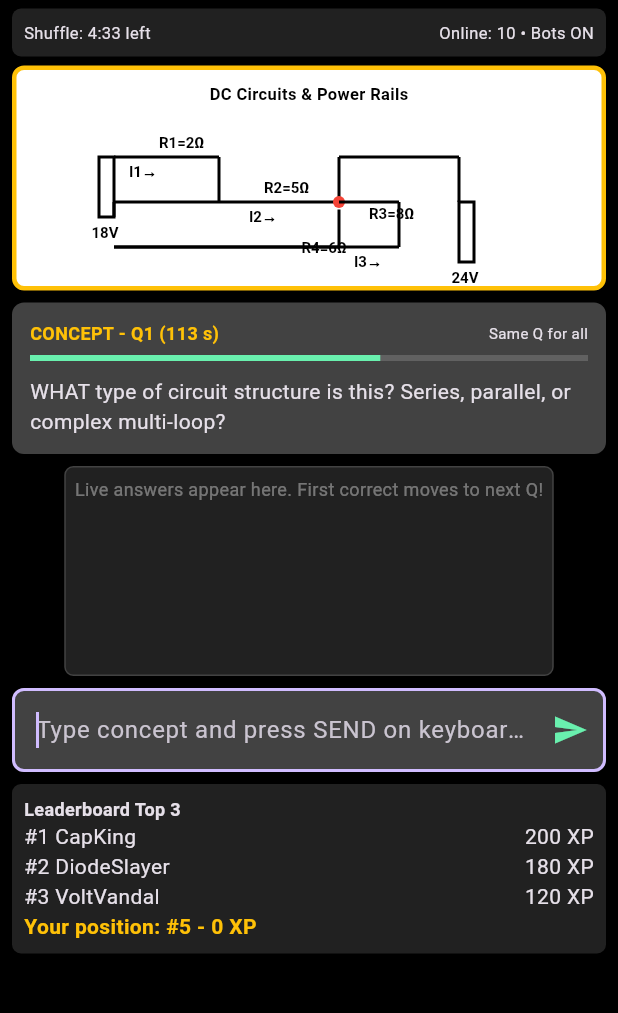
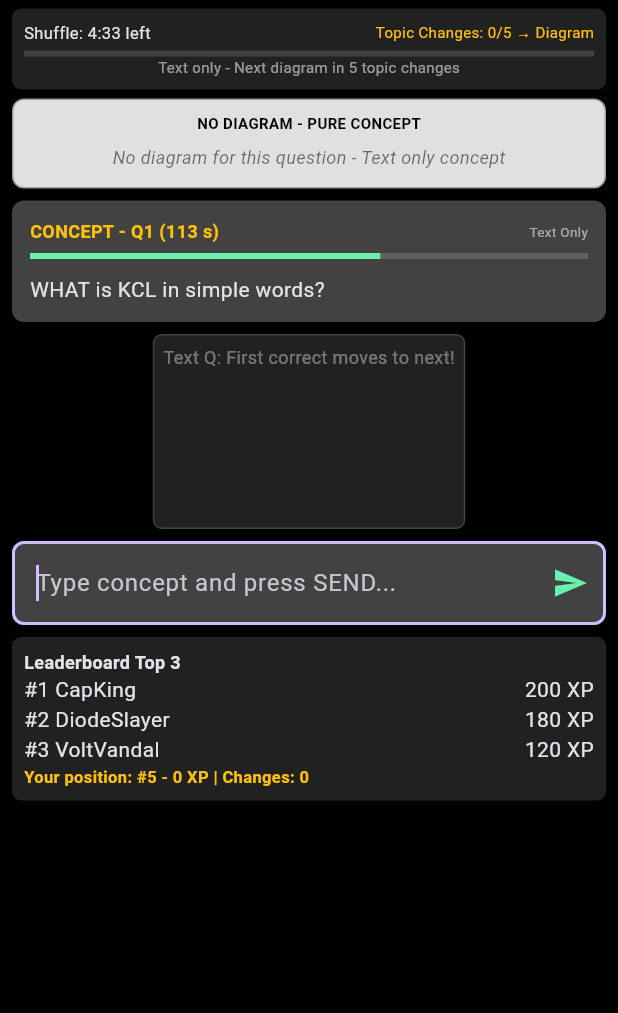
Before and after one commit to Equinoxant2026/Equinoxant, a Flutter app: the screen it shows after launch, on a phone screen of 412 x 824 dp, the part 92-1105 px from its top. Run offline on Flutter 3.47's test engine with Material 3 defaults, Android fonts, the phone set to English and light mode, and no system bars.

Commit message:
Implement diagram logic for topic changes
Added logic to show diagrams every 5 topic changes and updated question handling accordingly.

```diff
--- a/lib/main.dart
+++ b/lib/main.dart
@@ -6,68 +6,103 @@ void main() => runApp(const ZisoTriviaApp());
 
 class ZisoTriviaApp extends StatelessWidget {
   const ZisoTriviaApp({super.key});
-  @override
-  Widget build(BuildContext context) => MaterialApp(debugShowCheckedModeBanner: false, title: 'Ziso Trivia', theme: ThemeData.dark(), home: const ZisoTriviaScreen());
+  @override Widget build(BuildContext context) => MaterialApp(debugShowCheckedModeBanner: false, title: 'Ziso Trivia', theme: ThemeData.dark(), home: const ZisoTriviaScreen());
 }
 
 class FeedItem { final String user; final String text; final bool correct; final bool firstGreen; final String? feedback; FeedItem(this.user,this.text,this.correct,this.firstGreen,{this.feedback}); }
 class UserScore { String name; int score; UserScore(this.name,this.score); }
-class Question { final String type; final String text; final List<String> mustContain; Question(this.type,this.text,this.mustContain); }
+class Question { final String type; final String text; final List<String> mustContain; final bool needsDiagram; Question(this.type,this.text,this.mustContain,{this.needsDiagram=false}); }
 class SpeedQ { final String type; final String q; final String a; final List<String>? options; SpeedQ(this.type,this.q,this.a,[this.options]); }
 
 class ZisoTriviaScreen extends StatefulWidget { const ZisoTriviaScreen({super.key}); @override State<ZisoTriviaScreen> createState()=>_ZisoTriviaScreenState(); }
 
 class _ZisoTriviaScreenState extends State<ZisoTriviaScreen> {
   final topics = ["DC Circuits & Power Rails", "MOSFETs & VRM Section", "SMPS & TV Power Board", "T-Con & LVDS Cable", "Battery Charging"];
-  final conceptQuestions = [
-    Question("short","WHAT type of circuit structure is this? Series, parallel, or complex multi-loop?",["complex","multi","loop"]),
-    Question("medium","WHAT does it mean when 18V and 24V oppose each other? HOW do you know dominating battery?",["oppose","dominating","24"]),
-    Question("long","WHAT rule governs current at junction of R2,R3,R4?",["kirchhoff","junction","kcl","split"]),
-    Question("medium","WHAT is voltage drop in terms of energy?",["energy","heat","conversion"]),
-    Question("long","WHAT is purpose of R4 branch?",["alternative","branch","parallel"]),
-    Question("short","WHAT principle determines biggest energy conversion?",["power","resistance","current"]),
-    Question("medium","WHAT happens if one branch has higher resistance?",["less current","higher"]),
-    Question("long","HOW many distinct closed loops can you identify?",["2 loops","3 loops","two","three"]),
-    Question("short","WHAT does it mean R1 and R2 are in same path?",["series","same current"]),
-    Question("medium","WHAT is first step with two batteries?",["polarity","direction","net"]),
-    Question("long","WHAT happens to current direction with opposing batteries?",["reverse","opposite","24v"]),
-    Question("short","WHAT does it mean R3 and R4 are NOT in series?",["parallel","different"]),
+
+  // TEXT ONLY questions - no diagram needed
+  final textOnlyQuestions = [
+    Question("short","WHAT is KCL in simple words?",["sum","zero","junction","current"]),
+    Question("medium","WHAT does MOSFET do as a switch?",["gate","switch","on","off","controls"]),
+    Question("short","WHAT is SMPS full form and purpose?",["switch","mode","power","supply"]),
+    Question("medium","WHY does T-Con fail cause white screen?",["timing","lvds","panel","signal"]),
+    Question("short","WHAT protects battery from overcharging?",["charging","ic","mosfet","protection"]),
+    Question("long","HOW do you test if VRM is shorted without power?",["resistance","multimeter","beep","short"]),
+    Question("medium","WHAT causes TV to blink 3 times then off?",["backlight","led","driver","protection"]),
+    Question("short","WHAT is difference between series and parallel in laptop charging?",["same current","different","path"]),
+    Question("long","WHY laptop charges but not powering on - conceptually?",["power rail","mosfet","short","vrm"]),
+    Question("medium","WHAT is role of inductor in VRM?",["filter","store","energy","smooth"]),
   ];
+
+  // DIAGRAM questions - must come after 5 topic changes
+  final diagramQuestions = [
+    Question("long","In THIS diagram, WHAT type of circuit is shown? HOW many loops for KVL? (See diagram above)",["complex","multi","loop","2 loops"], needsDiagram: true),
+    Question("medium","In THIS VRM diagram, WHAT controls the Dual MOSFET? WHAT happens if gate fails?",["gate","driver","pwm","cpu"], needsDiagram: true),
+    Question("long","In THIS SMPS diagram, WHAT component converts AC to DC first? WHAT is after transformer?",["bridge","rectifier","led driver","filter"], needsDiagram: true),
+    Question("medium","Look at diagram - WHERE does 18V and 24V oppose? Which dominates?",["oppose","24v","dominating","junction"], needsDiagram: true),
+    Question("short","In this charging path, WHERE is charging MOSFET located conceptually?",["dc jack","battery","charging ic","series"], needsDiagram: true),
+  ];
+
   final speedQuestions = [
     SpeedQ("fill","The sum of currents at a junction is ____","zero"),
     SpeedQ("scramble","Unscramble: SMFTEO","MOSFET"),
     SpeedQ("truefalse","R1 and R2 are in parallel","false"),
     SpeedQ("mcq","Which board drives LEDs?","c",["a) T-Con","b) Main Board","c) Inverter/LED Driver","d) LVDS"]),
   ];
+
   final feedbackCorrect = ["Correct!","Good!","Impressive!","Excellent!","Awesome!"];
   final botNames = ["VoltVandal","SolderSista"];
-  int onlineUsers=10, topicIndex=0, topicTimeLeft=280, qIndex=0, timer=120, myScore=0;
+  int onlineUsers=10, topicIndex=0, topicTimeLeft=280, qIndex=0, timer=120, myScore=0, topicChangeCount=0;
   String phase='concept';
+  bool showDiagramNow = false; // NEW LOGIC
   List<FeedItem> feed=[];
   TextEditingController inputCtrl=TextEditingController();
   FocusNode inputFocus = FocusNode();
   List<UserScore> leaderboard=[UserScore("You",0),UserScore("VoltVandal",120),UserScore("SolderSista",90),UserScore("CapKing",200),UserScore("DiodeSlayer",180)];
   Timer? topicTimer, questionTimer;
-  bool questionLocked = false; // prevents multiple corrects
+  bool questionLocked = false;
 
   @override void initState(){super.initState(); _startTopicTimer(); _startQuestionTimer();}
-  int _getRandomTime()=>Random().nextInt(60)+240;
+  int _getRandomTime()=>Random().nextInt(45)+180; // 3-4 min for faster testing
   int _getRandomTopic(int c){int n;do{n=Random().nextInt(topics.length);}while(n==c);return n;}
   bool get botsEnabled=>(onlineUsers>=9&&onlineUsers<=11)?true:(onlineUsers>=15&&onlineUsers<=17)?false:onlineUsers<15;
-  Question get currentConceptQ=>conceptQuestions[qIndex%conceptQuestions.length];
+
+  Question get currentConceptQ {
+    if (showDiagramNow) {
+      return diagramQuestions[qIndex % diagramQuestions.length];
+    } else {
+      return textOnlyQuestions[qIndex % textOnlyQuestions.length];
+    }
+  }
   SpeedQ get currentSpeedQ=>speedQuestions[qIndex%speedQuestions.length];
   bool _realAICheck(String a, Question q){String ans=a.toLowerCase();if(ans.length<8)return false;int m=q.mustContain.where((k)=>ans.contains(k)).length;return m>=1;}
 
-  void _startTopicTimer(){topicTimer?.cancel();topicTimer=Timer.periodic(const Duration(seconds:1),(t){setState((){if(topicTimeLeft<=1){topicIndex=_getRandomTopic(topicIndex);qIndex=0;phase='concept';feed=[];timer=120;topicTimeLeft=_getRandomTime();questionLocked=false;}else topicTimeLeft--;});});}
+  void _startTopicTimer(){
+    topicTimer?.cancel();
+    topicTimer=Timer.periodic(const Duration(seconds:1),(t){
+      setState((){
+        if(topicTimeLeft<=1){
+          topicIndex=_getRandomTopic(topicIndex);
+          topicChangeCount++;
+          qIndex=0; phase='concept'; feed=[]; timer=120; topicTimeLeft=_getRandomTime(); questionLocked=false;
+          // LOGIC: Diagram every 5 topic changes
+          if (topicChangeCount % 5 == 0 && topicChangeCount!= 0) {
+            showDiagramNow = true;
+          } else {
+            showDiagramNow = false;
+          }
+        } else topicTimeLeft--;
+      });
+    });
+  }
 
   void _startQuestionTimer(){questionTimer?.cancel();questionTimer=Timer.periodic(const Duration(seconds:1),(t){setState((){if(questionLocked) return; if(timer<=1){_goNextQuestion();}else{timer--;if(phase=='speed'&&timer>7)timer=7;}});});}
 
   void _goNextQuestion() {
     if (questionLocked) return;
     setState(() {
-      if (phase=='concept' && qIndex>=9) { phase='speed'; qIndex=0; timer=7; }
-      else if (phase=='speed') { qIndex++; timer=7; }
-      else { qIndex++; var next=conceptQuestions[qIndex%conceptQuestions.length]; timer=next.type=='short'?90:next.type=='medium'?120:180; }
+      if (phase=='concept' && qIndex>=9) { phase='speed'; qIndex=0; timer=7; showDiagramNow=false; }
+      else if (phase=='speed') { qIndex++; timer=7; showDiagramNow=false; }
+      else { qIndex++; var next=currentConceptQ; timer=next.type=='short'?90:next.type=='medium'?120:180; }
       questionLocked = false;
     });
     _triggerBot();
@@ -82,15 +117,11 @@ class _ZisoTriviaScreenState extends State<ZisoTriviaScreen> {
       if (ok &&!questionLocked) {
         bool first=!feed.any((f)=>f.firstGreen);
         setState(() {
-          feed.add(FeedItem(name,"Conceptually, ${currentConceptQ.mustContain.first} - currents split",true,first, feedback: first? "FIRST! → Next Q in 1.5s" : feedbackCorrect[0]));
+          feed.add(FeedItem(name,"Conceptually, ${currentConceptQ.mustContain.first} - correct concept",true,first, feedback: first? "FIRST! → Next Q in 1.5s" : feedbackCorrect[0]));
           leaderboard.firstWhere((u)=>u.name==name).score+= first?20:10;
           questionLocked = true;
         });
-        Future.delayed(const Duration(milliseconds: 1500), () {
-          if (!mounted) return;
-          setState(() { feed=[]; });
-          _goNextQuestion();
-        });
+        Future.delayed(const Duration(milliseconds: 1500), () { if (!mounted) return; setState(() { feed=[]; }); _goNextQuestion(); });
       } else {
         setState(() { feed.add(FeedItem(name,"Maybe it's series?",false,false,feedback:"wrong!")); });
       }
@@ -109,16 +140,9 @@ class _ZisoTriviaScreenState extends State<ZisoTriviaScreen> {
         questionLocked = true;
       });
       inputCtrl.clear();
-      // Move to next question after 1.5 sec for everyone to see who won
-      Future.delayed(const Duration(milliseconds: 1500), () {
-        if (!mounted) return;
-        setState(() { feed=[]; });
-        _goNextQuestion();
-      });
+      Future.delayed(const Duration(milliseconds: 1500), () { if (!mounted) return; setState(() { feed=[]; }); _goNextQuestion(); });
     } else {
-      setState(() {
-        feed.add(FeedItem("You",inputCtrl.text,false,false,feedback:"wrong!"));
-      });
+      setState(() { feed.add(FeedItem("You",inputCtrl.text,false,false,feedback:"wrong!")); });
       inputCtrl.clear();
     }
   }
@@ -126,6 +150,7 @@ class _ZisoTriviaScreenState extends State<ZisoTriviaScreen> {
   @override void dispose(){topicTimer?.cancel();questionTimer?.cancel();inputFocus.dispose();super.dispose();}
 
   Widget _buildDiagram() {
+    if (!showDiagramNow) return const Center(child: Text("No diagram for this question - Text only concept", style: TextStyle(color: Colors.black54, fontStyle: FontStyle.italic, fontSize: 12)));
     if (topicIndex==0) return CustomPaint(size: const Size(320, 110), painter: CircuitPainter1());
     else if (topicIndex==1) return CustomPaint(size: const Size(320, 110), painter: MosfetPainter());
     else return CustomPaint(size: const Size(320, 110), painter: SmpsPainter());
@@ -138,34 +163,34 @@ class _ZisoTriviaScreenState extends State<ZisoTriviaScreen> {
     return Scaffold(backgroundColor: Colors.black, body: SafeArea(child: SingleChildScrollView(padding: const EdgeInsets.all(8), child: Column(children:[
       Container(padding: const EdgeInsets.all(12), decoration: BoxDecoration(gradient: const LinearGradient(colors: [Color(0xFF6A1B9A),Color(0xFF283593)]), borderRadius: BorderRadius.circular(8)), child: Row(mainAxisAlignment: MainAxisAlignment.spaceBetween, children:[const Text("Ziso Trivia",style:TextStyle(fontWeight:FontWeight.w900,fontSize:20)), Text("NQF 5 • ${topics[topicIndex]}",style: const TextStyle(fontSize:10))])),
       const SizedBox(height:6),
-      Container(padding: const EdgeInsets.all(8), decoration: BoxDecoration(color: const Color(0xFF212121), borderRadius: BorderRadius.circular(6)), child: Row(mainAxisAlignment: MainAxisAlignment.spaceBetween, children:[Text("Shuffle: ${topicTimeLeft~/60}:${(topicTimeLeft%60).toString().padLeft(2,'0')} left",style: const TextStyle(fontSize:11)), Text("Online: $onlineUsers ${botsEnabled?'• Bots ON':'• Bots OFF'}",style: const TextStyle(fontSize:11))])),
+      Container(padding: const EdgeInsets.all(8), decoration: BoxDecoration(color: const Color(0xFF212121), borderRadius: BorderRadius.circular(6)), child: Column(children:[
+        Row(mainAxisAlignment: MainAxisAlignment.spaceBetween, children:[Text("Shuffle: ${topicTimeLeft~/60}:${(topicTimeLeft%60).toString().padLeft(2,'0')} left",style: const TextStyle(fontSize:11)), Text("Topic Changes: $topicChangeCount/5 → Diagram",style: const TextStyle(fontSize:10, color: Colors.amber))]),
+        const SizedBox(height:4),
+        LinearProgressIndicator(value: (topicChangeCount%5)/5, backgroundColor: Colors.grey[800], color: Colors.amber),
+        Text(showDiagramNow? "★ DIAGRAM QUESTION NOW! (After 5 changes)" : "Text only - Next diagram in ${5 - (topicChangeCount%5)} topic changes", style: TextStyle(fontSize:10, color: showDiagramNow? Colors.greenAccent : Colors.white54))
+      ])),
       const SizedBox(height:6),
-      Container(height: 150, width: double.infinity, padding: const EdgeInsets.all(8), decoration: BoxDecoration(color: Colors.white, borderRadius: BorderRadius.circular(8), border: Border.all(color: Colors.amber,width:3)), child: Column(children:[Text(topics[topicIndex],style: const TextStyle(color:Colors.black,fontWeight:FontWeight.bold,fontSize:11)), const SizedBox(height:4), Expanded(child: _buildDiagram())])),
-      const SizedBox(height:8),
-      Container(padding: const EdgeInsets.all(12), decoration: BoxDecoration(color: const Color(0xFF424242), borderRadius: BorderRadius.circular(8)), child: Column(crossAxisAlignment: CrossAxisAlignment.start, children:[Row(mainAxisAlignment: MainAxisAlignment.spaceBetween, children:[Text("${phase.toUpperCase()} - Q${qIndex+1} ${phase=='speed'?'(7s ONLY!)':'($timer s)'} ${questionLocked?'• LOCKED - Next Q...' : ''}",style: const TextStyle(color:Colors.amber,fontWeight:FontWeight.bold,fontSize:12)), const Text("Same Q for all",style:TextStyle(fontSize:10))]), const SizedBox(height:6), LinearProgressIndicator(value: prog.clamp(0,1), backgroundColor: Colors.grey[700], color: questionLocked? Colors.orange : Colors.greenAccent), const SizedBox(height:10), Text(qText,style: const TextStyle(fontSize:14))])),
-      const SizedBox(height:8),
-      Container(height: 140, padding: const EdgeInsets.all(6), decoration: BoxDecoration(color: const Color(0xFF212121), borderRadius: BorderRadius.circular(6), border: Border.all(color: Colors.grey.shade800)), child: feed.isEmpty? const Text("Live answers appear here. First correct moves to next Q!",style:TextStyle(color:Colors.white38,fontSize:12)) : ListView.builder(itemCount: feed.length, itemBuilder: (c,i){var f=feed[i];return Container(margin: const EdgeInsets.only(bottom:4), padding: const EdgeInsets.all(4), decoration: BoxDecoration(color: f.firstGreen?Colors.green[700]:f.correct?const Color(0xFF424242):Colors.transparent, borderRadius: BorderRadius.circular(4)), child: Text("${f.user}: ${f.text} ${f.feedback!=null?'→ ${f.feedback}':''} ${f.firstGreen?'[WINNER!]':''}",style:TextStyle(fontSize:12,color: f.firstGreen?Colors.white: f.correct?Colors.white:Colors.redAccent, fontWeight: f.firstGreen? FontWeight.bold : FontWeight.normal)));})),
-      const SizedBox(height:8),
-      // PHONE KEYBOARD NOW
-      TextField(
-        controller: inputCtrl,
-        focusNode: inputFocus,
-        autofocus: true,
-        enableSuggestions: true,
-        autocorrect: true,
-        textInputAction: TextInputAction.send,
-        onSubmitted: (v)=>submitAnswer(),
-        style: const TextStyle(color:Colors.white),
-        decoration: InputDecoration(
-          hintText: "Type concept and press SEND on keyboard...",
-          filled: true,
-          fillColor: const Color(0xFF424242),
-          border: OutlineInputBorder(borderRadius: BorderRadius.circular(8)),
-          suffixIcon: IconButton(icon: const Icon(Icons.send, color: Colors.greenAccent), onPressed: submitAnswer)
-        )
+      // DIAGRAM BOX - ONLY SHOWS WHEN NEEDED
+      AnimatedContainer(
+        duration: const Duration(milliseconds: 500),
+        height: showDiagramNow? 160 : 60,
+        width: double.infinity,
+        padding: const EdgeInsets.all(8),
+        decoration: BoxDecoration(color: showDiagramNow? Colors.white : Colors.grey[300], borderRadius: BorderRadius.circular(8), border: Border.all(color: showDiagramNow? Colors.amber : Colors.grey, width: showDiagramNow?3:1)),
+        child: Column(children:[
+          Text(showDiagramNow? "DIAGRAM - STUDY THIS" : "NO DIAGRAM - PURE CONCEPT",style: TextStyle(color:Colors.black, fontWeight:FontWeight.bold, fontSize: showDiagramNow?12:10)),
+          const SizedBox(height:4),
+          Expanded(child: _buildDiagram())
+        ])
       ),
       const SizedBox(height:8),
-      Container(width: double.infinity, padding: const EdgeInsets.all(8), decoration: BoxDecoration(color: const Color(0xFF212121), borderRadius: BorderRadius.circular(6)), child: Column(crossAxisAlignment: CrossAxisAlignment.start, children:[const Text("Leaderboard Top 3",style:TextStyle(fontWeight:FontWeight.bold,fontSize:12)),...sorted.take(3).map((u)=>Row(mainAxisAlignment: MainAxisAlignment.spaceBetween, children:[Text("#${sorted.indexOf(u)+1} ${u.name}"), Text("${u.score} XP")])), Text("Your position: #${sorted.indexWhere((u)=>u.name=='You')+1} - $myScore XP",style: const TextStyle(color:Colors.amber,fontWeight:FontWeight.bold))]))
+      Container(padding: const EdgeInsets.all(12), decoration: BoxDecoration(color: const Color(0xFF424242), borderRadius: BorderRadius.circular(8)), child: Column(crossAxisAlignment: CrossAxisAlignment.start, children:[Row(mainAxisAlignment: MainAxisAlignment.spaceBetween, children:[Text("${phase.toUpperCase()} - Q${qIndex+1} ${phase=='speed'?'(7s ONLY!)':'($timer s)'} ${questionLocked?'• LOCKED' : ''}",style: const TextStyle(color:Colors.amber,fontWeight:FontWeight.bold,fontSize:12)), Text(showDiagramNow? "With Diagram" : "Text Only", style: TextStyle(fontSize:9, color: showDiagramNow? Colors.amber : Colors.white54))]), const SizedBox(height:6), LinearProgressIndicator(value: prog.clamp(0,1), backgroundColor: Colors.grey[700], color: questionLocked? Colors.orange : Colors.greenAccent), const SizedBox(height:10), Text(qText,style: const TextStyle(fontSize:14))])),
+      const SizedBox(height:8),
+      Container(height: 130, padding: const EdgeInsets.all(6), decoration: BoxDecoration(color: const Color(0xFF212121), borderRadius: BorderRadius.circular(6), border: Border.all(color: Colors.grey.shade800)), child: feed.isEmpty? Text(showDiagramNow? "Diagram Q: First correct wins and moves all!" : "Text Q: First correct moves to next!",style: const TextStyle(color:Colors.white38,fontSize:12)) : ListView.builder(itemCount: feed.length, itemBuilder: (c,i){var f=feed[i];return Container(margin: const EdgeInsets.only(bottom:4), padding: const EdgeInsets.all(4), decoration: BoxDecoration(color: f.firstGreen?Colors.green[700]:f.correct?const Color(0xFF424242):Colors.transparent, borderRadius: BorderRadius.circular(4)), child: Text("${f.user}: ${f.text} ${f.feedback!=null?'→ ${f.feedback}':''} ${f.firstGreen?'[WINNER!]':''}",style:TextStyle(fontSize:12,color: f.firstGreen?Colors.white: f.correct?Colors.white:Colors.redAccent, fontWeight: f.firstGreen? FontWeight.bold : FontWeight.normal)));})),
+      const SizedBox(height:8),
+      TextField(controller: inputCtrl, focusNode: inputFocus, autofocus: true, enableSuggestions: true, autocorrect: true, textInputAction: TextInputAction.send, onSubmitted: (v)=>submitAnswer(), style: const TextStyle(color:Colors.white), decoration: InputDecoration(hintText: "Type concept and press SEND...", filled: true, fillColor: const Color(0xFF424242), border: OutlineInputBorder(borderRadius: BorderRadius.circular(8)), suffixIcon: IconButton(icon: const Icon(Icons.send, color: Colors.greenAccent), onPressed: submitAnswer))),
+      const SizedBox(height:8),
+      Container(width: double.infinity, padding: const EdgeInsets.all(8), decoration: BoxDecoration(color: const Color(0xFF212121), borderRadius: BorderRadius.circular(6)), child: Column(crossAxisAlignment: CrossAxisAlignment.start, children:[const Text("Leaderboard Top 3",style:TextStyle(fontWeight:FontWeight.bold,fontSize:12)),...sorted.take(3).map((u)=>Row(mainAxisAlignment: MainAxisAlignment.spaceBetween, children:[Text("#${sorted.indexOf(u)+1} ${u.name}"), Text("${u.score} XP")])), Text("Your position: #${sorted.indexWhere((u)=>u.name=='You')+1} - $myScore XP | Changes: $topicChangeCount",style: const TextStyle(color:Colors.amber,fontWeight:FontWeight.bold, fontSize:11))]))
     ]))));
   }
 }
@@ -185,7 +210,6 @@ class CircuitPainter1 extends CustomPainter {
     canvas.drawLine(const Offset(220,60), const Offset(220,90), paint); canvas.drawLine(const Offset(220,90), const Offset(30,90), paint);
     canvas.drawLine(const Offset(180,65), const Offset(180,90), paint); textPainter("R4=6Ω", const Offset(155,85));
     canvas.drawLine(const Offset(180,90), const Offset(30,90), paint);
-    textPainter("I1→", const Offset(40,32)); textPainter("I2→", const Offset(120,62)); textPainter("I3→", const Offset(190,92));
   }
   @override bool shouldRepaint(covariant CustomPainter oldDelegate)=>false;
 }
@@ -196,7 +220,7 @@ class MosfetPainter extends CustomPainter {
     canvas.drawRect(const Rect.fromLTWH(40,20,60,50), paint); tp("Dual MOSFET", const Offset(45,5));
     canvas.drawRect(const Rect.fromLTWH(140,30,30,30), paint); tp("L=Coil", const Offset(140,10));
     canvas.drawRect(const Rect.fromLTWH(210,20,60,50), paint); tp("CPU CORE", const Offset(220,5));
-    canvas.drawLine(const Offset(100,45), const Offset(140,45), paint); canvas.drawLine(const Offset(170,45), const Offset(210,45), paint); tp("VRM", const Offset(120,70));
+    canvas.drawLine(const Offset(100,45), const Offset(140,45), paint); canvas.drawLine(const Offset(170,45), const Offset(210,45), paint);
   }
   @override bool shouldRepaint(covariant CustomPainter oldDelegate)=>false;
 }
```
